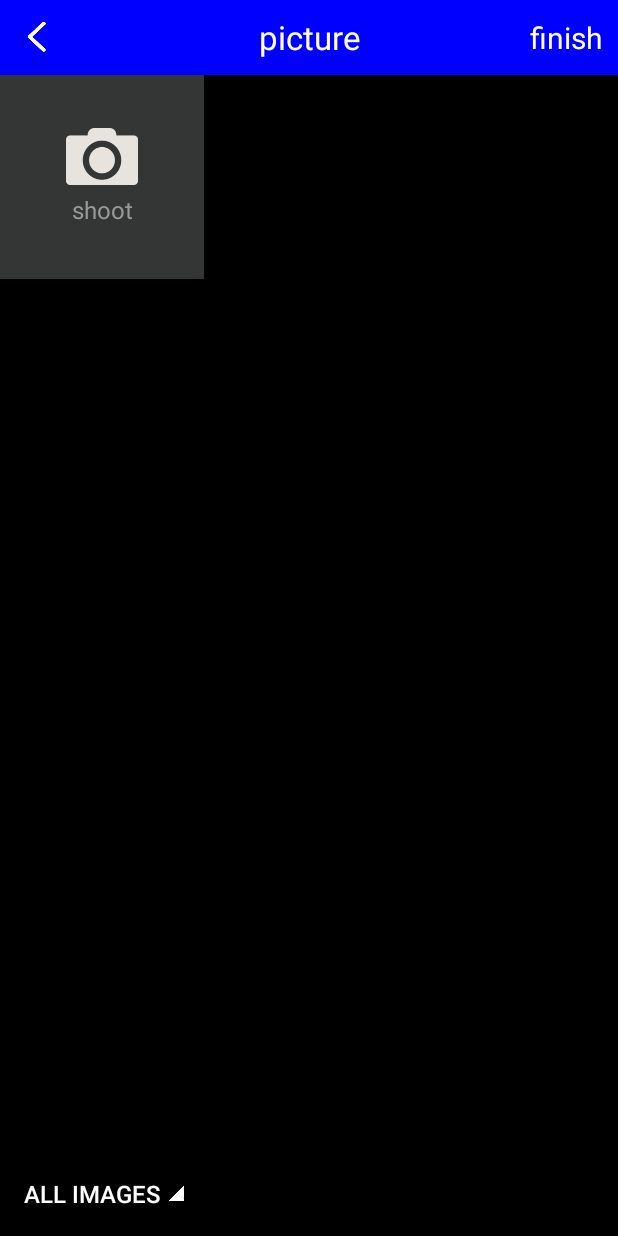
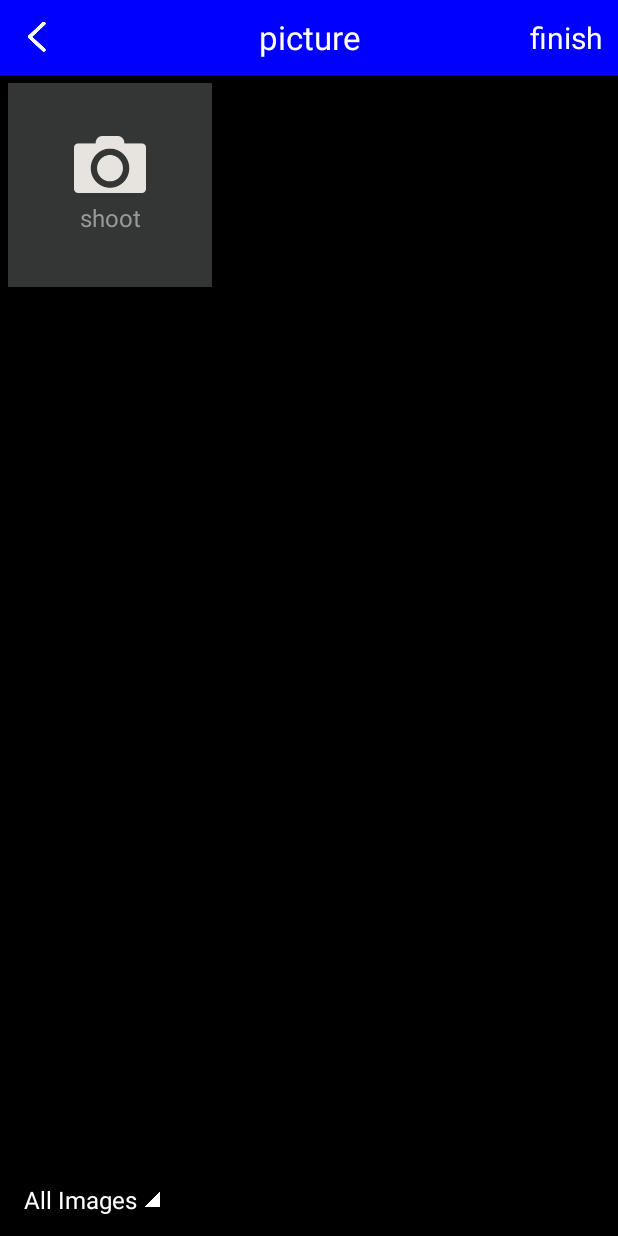
Before and after one commit to YancyYe/ImageSelector, an Android app: the ImageSelectorActivity screen opened directly, with no data from a screen before it, on a phone screen of 412 x 824 dp. Run offline under Robolectric (Android 15) with nearby library versions, the phone set to English and light mode, and no system bars.

Commit message:
update 1.3.0

```diff
--- a/imageselector/src/main/java/com/yancy/imageselector/ImageConfig.java
+++ b/imageselector/src/main/java/com/yancy/imageselector/ImageConfig.java
@@ -9,7 +9,7 @@ import java.util.ArrayList;
  * ImageConfig
  * Created by Yancy on 2015/12/6.
  */
-public class ImageConfig implements Serializable {
+public class ImageConfig {
 
     private boolean mutiSelect;
     private int maxSize;
@@ -218,5 +218,4 @@ public class ImageConfig implements Serializable {
     public String getFilePath() {
         return filePath;
     }
-
 }
--- a/imageselector/src/main/res/values/styles.xml
+++ b/imageselector/src/main/res/values/styles.xml
@@ -1,11 +1,7 @@
 <?xml version="1.0" encoding="utf-8"?>
 <resources>
 
-    <style name="BaseTheme" parent="Theme.AppCompat.Light.NoActionBar">
-        <item name="colorPrimary">@color/colorPrimary</item>
-        <item name="colorPrimaryDark">@color/colorPrimaryDark</item>
-        <item name="colorAccent">@color/colorAccent</item>
-    </style>
+    <style name="BaseTheme" parent="android:Theme.Light.NoTitleBar" />
 
     <style name="ImageSelectorTheme" parent="BaseTheme" />
 
```
Also changed, not shown: 1 other file.
